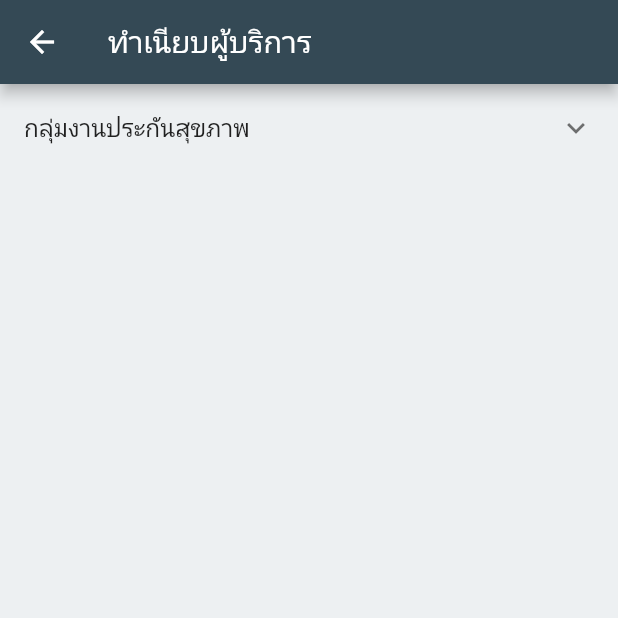
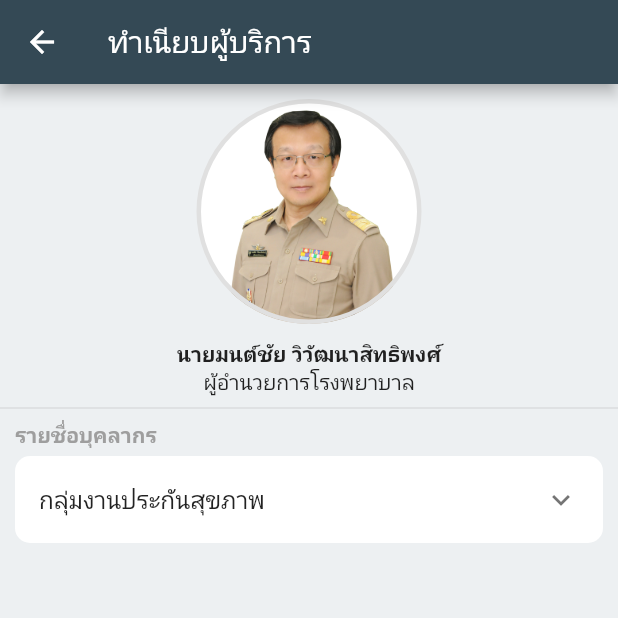
Before and after one commit to siteslave/sp-app, a Flutter app: the Manager screen opened directly, on a phone screen of 412 x 824 dp, the top half of it. Run offline on Flutter 3.47's test engine with Material 2 defaults, Android fonts, the phone set to English and light mode, and no system bars.

Commit message:
update manager ui

```diff
--- a/lib/pages/manager.dart
+++ b/lib/pages/manager.dart
@@ -12,12 +12,39 @@ class _ManagerState extends State<Manager> {
       appBar: AppBar(title: Text('ทำเนียบผู้บริการ'),),
       body: ListView(
         children: [
-          ExpansionTile(
-            title: Text('กลุ่มงานประกันสุขภาพ'),
-            children: [
-              ListTile(title: Text('นายสถิตย์ เรียนพิศ'),subtitle: Text('นักวิชาการคอมพิวเตอร์')),
-            ],
-            )
+          Container(
+            margin: EdgeInsets.symmetric(vertical: 10, ),
+            height: 150,
+            width: 150,
+            decoration: BoxDecoration(
+              border: Border.all(width: 3, color: Colors.grey[300]),
+              shape: BoxShape.circle,
+              color: Colors.white,
+              image: DecorationImage(
+                image: AssetImage('assets/images/mamager.png'),
+              )
+            ),
+          ),
+          Center(child: Text('นายมนต์ชัย วิวัฒนาสิทธิพงศ์', style: TextStyle(fontWeight: FontWeight.bold))),
+          Center(child: Text('ผู้อำนวยการโรงพยาบาล')),
+          Divider(),
+          Padding(
+            padding: const EdgeInsets.only(left: 10),
+            child: Text('รายชื่อบุคลากร', style: TextStyle(fontWeight: FontWeight.bold, color: Colors.grey)),
+          ),
+          Container(
+            margin: EdgeInsets.symmetric(vertical: 5, horizontal: 10),
+            decoration: BoxDecoration(
+              color: Colors.white,
+              borderRadius: BorderRadius.circular(10)
+            ),
+            child: ExpansionTile(
+              title: Text('กลุ่มงานประกันสุขภาพ'),
+              children: [
+                ListTile(title: Text('นายสถิตย์ เรียนพิศ'),subtitle: Text('นักวิชาการคอมพิวเตอร์')),
+              ],
+              ),
+          )
         ],
       ),
     );
```
Also changed, not shown: assets/images/mamager.png (added).
